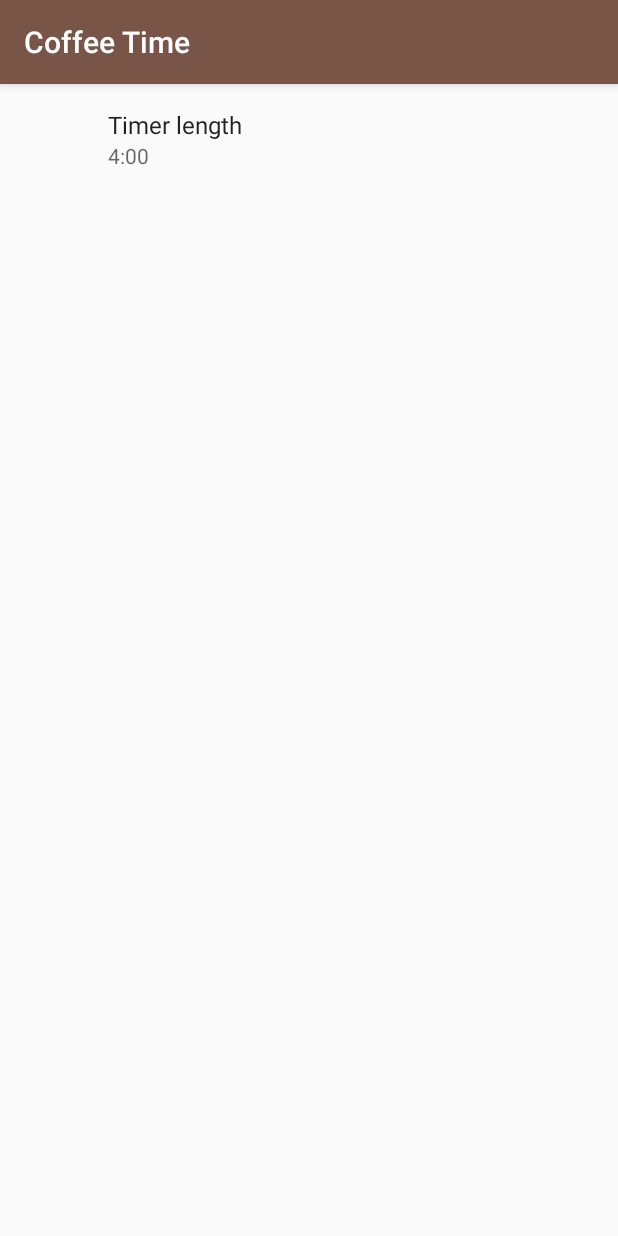
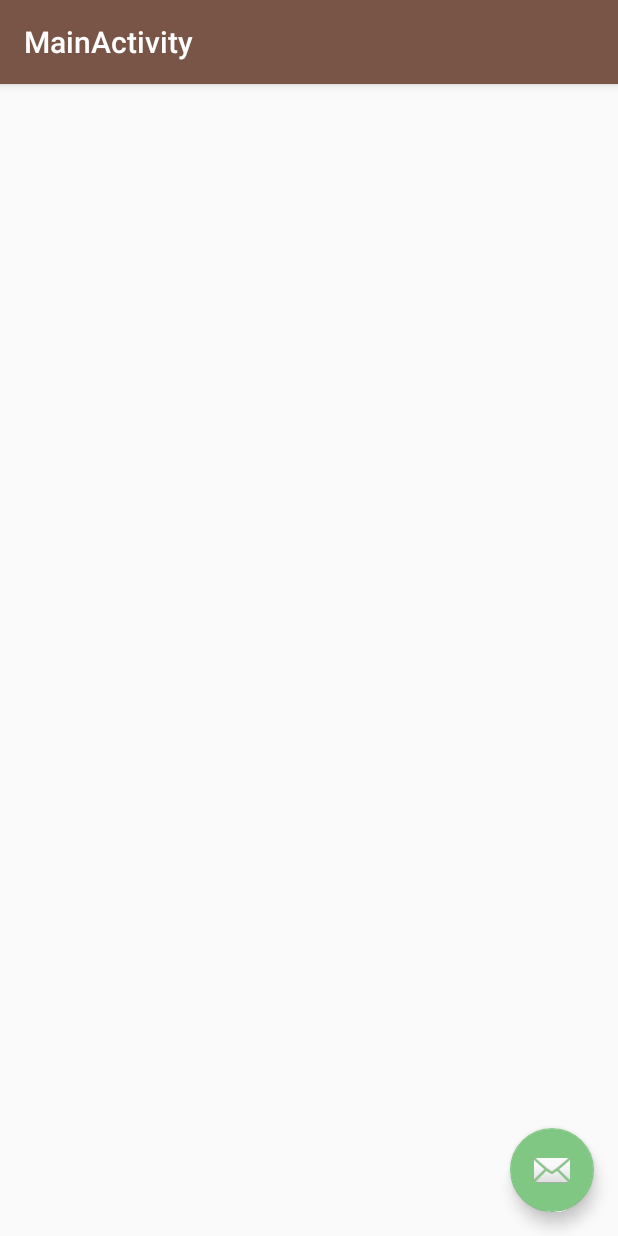
Before and after one commit to jinglebiscuits/coffee_timer, an Android app: the screen it shows after launch (SettingsActivity before the commit, MainActivity after it), on a phone screen of 412 x 824 dp. Run offline under Robolectric (Android 15) with nearby library versions, the phone set to English and light mode, and no system bars.

Commit message:
added activity

```diff
--- a/app/build.gradle
+++ b/app/build.gradle
@@ -20,6 +20,8 @@ android {
 
 dependencies {
     implementation fileTree(dir: 'libs', include: ['*.jar'])
+    implementation 'androidx.appcompat:appcompat:1.0.2'
+    implementation 'androidx.constraintlayout:constraintlayout:1.1.3'
     androidTestImplementation('androidx.test.espresso:espresso-core:3.1.1', {
         exclude group: 'com.android.support', module: 'support-annotations'
     })
--- a/app/src/main/AndroidManifest.xml
+++ b/app/src/main/AndroidManifest.xml
@@ -7,6 +7,7 @@
     <uses-feature
         android:name="android.software.app_widgets"
         android:required="true"/>
+
     <application
         android:allowBackup="true"
         android:icon="@mipmap/ic_launcher"
@@ -15,13 +16,18 @@
         android:supportsRtl="true"
         android:theme="@style/AppTheme">
         <activity
-            android:name=".SettingsActivity"
-            android:label="@string/app_name">
+            android:name=".MainActivity"
+            android:label="@string/title_activity_main"
+            android:theme="@style/AppTheme.NoActionBar">
             <intent-filter>
                 <action android:name="android.intent.action.MAIN"/>
 
                 <category android:name="android.intent.category.LAUNCHER"/>
             </intent-filter>
+        </activity>
+        <activity
+            android:name=".SettingsActivity"
+            android:label="@string/app_name">
         </activity>
 
         <service
@@ -33,16 +39,6 @@
                 <action android:name="android.service.quicksettings.action.QS_TILE"/>
             </intent-filter>
         </service>
-
-        <!--<receiver android:name=".CoffeeTimeWidget">-->
-            <!--<intent-filter>-->
-                <!--<action android:name="android.appwidget.action.APPWIDGET_UPDATE"/>-->
-            <!--</intent-filter>-->
-
-            <!--<meta-data-->
-                <!--android:name="android.appwidget.provider"-->
-                <!--android:resource="@xml/coffee_time_widget_info"/>-->
-        <!--</receiver>-->
     </application>
 
 </manifest>
--- /dev/null
+++ b/app/src/main/java/com/scottwehby/coffeetimer/MainActivity.java
@@ -0,0 +1,32 @@
+package com.scottwehby.coffeetimer;
+
+import android.os.Bundle;
+
+import com.google.android.material.floatingactionbutton.FloatingActionButton;
+import com.google.android.material.snackbar.Snackbar;
+
+import androidx.appcompat.app.AppCompatActivity;
+import androidx.appcompat.widget.Toolbar;
+
+import android.view.View;
+
+public class MainActivity extends AppCompatActivity {
+
+    @Override
+    protected void onCreate(Bundle savedInstanceState) {
+        super.onCreate(savedInstanceState);
+        setContentView(R.layout.activity_main);
+        Toolbar toolbar = findViewById(R.id.toolbar);
+        setSupportActionBar(toolbar);
+
+        FloatingActionButton fab = findViewById(R.id.fab);
+        fab.setOnClickListener(new View.OnClickListener() {
+            @Override
+            public void onClick(View view) {
+                Snackbar.make(view, "Replace with your own action", Snackbar.LENGTH_LONG)
+                  .setAction("Action", null).show();
+            }
+        });
+    }
+
+}
--- /dev/null
+++ b/app/src/main/res/layout/activity_main.xml
@@ -0,0 +1,34 @@
+<?xml version="1.0" encoding="utf-8"?>
+<androidx.coordinatorlayout.widget.CoordinatorLayout
+    xmlns:android="http://schemas.android.com/apk/res/android"
+    xmlns:app="http://schemas.android.com/apk/res-auto"
+    xmlns:tools="http://schemas.android.com/tools"
+    android:layout_width="match_parent"
+    android:layout_height="match_parent"
+    tools:context=".MainActivity">
+
+    <com.google.android.material.appbar.AppBarLayout
+        android:layout_height="wrap_content"
+        android:layout_width="match_parent"
+        android:theme="@style/AppTheme.AppBarOverlay">
+
+        <androidx.appcompat.widget.Toolbar
+            android:id="@+id/toolbar"
+            android:layout_width="match_parent"
+            android:layout_height="?attr/actionBarSize"
+            android:background="?attr/colorPrimary"
+            app:popupTheme="@style/AppTheme.PopupOverlay"/>
+
+    </com.google.android.material.appbar.AppBarLayout>
+
+    <include layout="@layout/content_main"/>
+
+    <com.google.android.material.floatingactionbutton.FloatingActionButton
+        android:id="@+id/fab"
+        android:layout_width="wrap_content"
+        android:layout_height="wrap_content"
+        android:layout_gravity="bottom|end"
+        android:layout_margin="@dimen/fab_margin"
+        app:srcCompat="@android:drawable/ic_dialog_email"/>
+
+</androidx.coordinatorlayout.widget.CoordinatorLayout>
--- /dev/null
+++ b/app/src/main/res/layout/content_main.xml
@@ -0,0 +1,12 @@
+<?xml version="1.0" encoding="utf-8"?>
+<androidx.constraintlayout.widget.ConstraintLayout
+    xmlns:android="http://schemas.android.com/apk/res/android"
+    xmlns:tools="http://schemas.android.com/tools"
+    xmlns:app="http://schemas.android.com/apk/res-auto"
+    android:layout_width="match_parent"
+    android:layout_height="match_parent"
+    app:layout_behavior="@string/appbar_scrolling_view_behavior"
+    tools:showIn="@layout/activity_main"
+    tools:context=".MainActivity">
+
+</androidx.constraintlayout.widget.ConstraintLayout>
--- a/app/src/main/res/values/dimens.xml
+++ b/app/src/main/res/values/dimens.xml
@@ -6,5 +6,6 @@ Refer to App Widget Documentation for margin information
 http://developer.android.com/guide/topics/appwidgets/index.html#CreatingLayout
     -->
     <dimen name="widget_margin">8dp</dimen>
+    <dimen name="fab_margin">16dp</dimen>
 
 </resources>
--- a/app/src/main/res/values/strings.xml
+++ b/app/src/main/res/values/strings.xml
@@ -76,4 +76,5 @@
     <string name="appwidget_text">EXAMPLE</string>
     <string name="add_widget">Add widget</string>
     <string name="timer_length_settings_key">timer_length</string>
+    <string name="title_activity_main">MainActivity</string>
 </resources>
--- a/app/src/main/res/values/styles.xml
+++ b/app/src/main/res/values/styles.xml
@@ -8,4 +8,13 @@
         <item name="colorAccent">@color/colorAccent</item>
     </style>
 
+    <style name="AppTheme.NoActionBar">
+        <item name="windowActionBar">false</item>
+        <item name="windowNoTitle">true</item>
+    </style>
+
+    <style name="AppTheme.AppBarOverlay" parent="ThemeOverlay.AppCompat.Dark.ActionBar"/>
+
+    <style name="AppTheme.PopupOverlay" parent="ThemeOverlay.AppCompat.Light"/>
+
 </resources>
```
